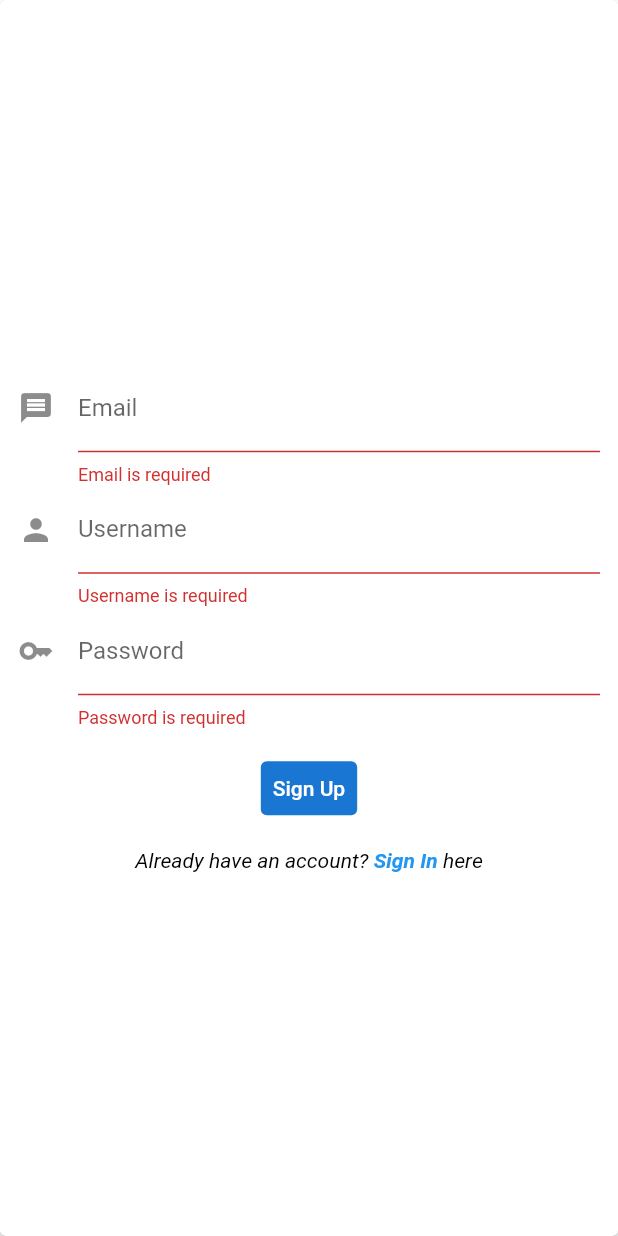
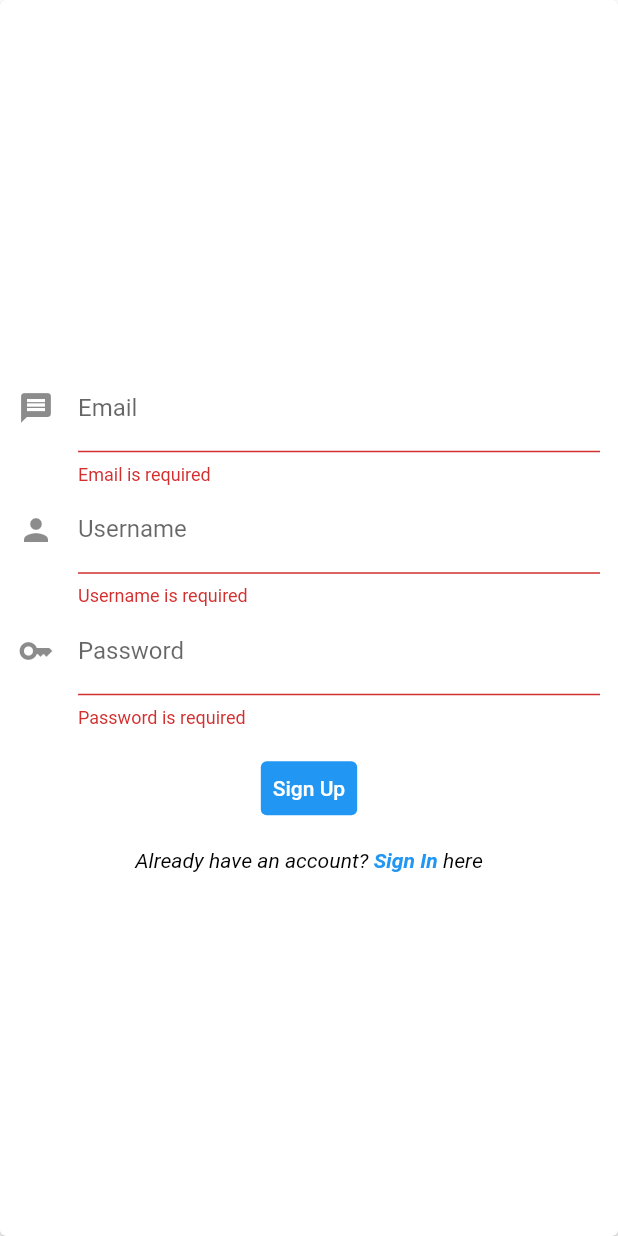
Before and after one commit to tee-jaay/ebills, a Flutter app: the SignUpScreen screen opened by its route, after a tap on "Sign Up", on a phone screen of 412 x 824 dp. Run offline on Flutter 3.47's test engine with Material 2 defaults, Android fonts, the phone set to English and light mode, and no system bars; our stand-ins replace flutter_dotenv, image_picker; missing offline and left inert: cloudinary_sdk.

Commit message:
sign up, sign redirect after authentiate

```diff
--- a/lib/providers/authentication.dart
+++ b/lib/providers/authentication.dart
@@ -38,5 +38,4 @@ class Authentication with ChangeNotifier{
       print("isAuthenticated ==== ");
     }
   }
-
 }
--- a/lib/screens/auth/sign_up_screen.dart
+++ b/lib/screens/auth/sign_up_screen.dart
@@ -1,6 +1,7 @@
 import 'package:flutter/material.dart';
 
 import '../../services/auth_services.dart';
+import '../../widgets/build_submit_button.dart';
 import '../../widgets/center_progress.dart';
 import 'sign_in_screen.dart';
 import '../../settings/constants.dart';
@@ -19,6 +20,7 @@ class _SignUpScreenState extends State<SignUpScreen> {
   final _formKey = GlobalKey<FormState>();
 
   bool _isLoading = false;
+  bool _isFetching = false;
 
   late String _email = '';
   late String _username = '';
@@ -29,6 +31,7 @@ class _SignUpScreenState extends State<SignUpScreen> {
   final _passwordFocusNode = FocusNode();
 
   Future<void> _handleSubmit() async {
+    // Validation
     final isValid = _formKey.currentState?.validate();
     if (!isValid!) {
       return;
@@ -41,11 +44,29 @@ class _SignUpScreenState extends State<SignUpScreen> {
       "password": _password
     };
 
-    AuthServices authServices = AuthServices();
-    authServices.signUp(newUserObj);
-
-    //Todo:  validate sign up & sign in
-    Navigator.pushNamed(context, ElectricBillListScreen.routeName);
+    try {
+      setState(() {
+        _isFetching = true;
+      });
+      AuthServices authServices = AuthServices();
+      await authServices.signUp(newUserObj).then((value) {
+        if (value == 201) {
+          Navigator.pushNamed(context, ElectricBillListScreen.routeName);
+        } else {
+          setState(() {
+            _isFetching = false;
+          });
+          print('Sign up failed');
+        }
+      }).catchError((err) {
+        setState(() {
+          _isFetching = false;
+        });
+        print(err);
+      });
+    } catch (err) {
+      rethrow;
+    }
   }
 
   @override
@@ -141,28 +162,27 @@ class _SignUpScreenState extends State<SignUpScreen> {
                         const SizedBox(
                           height: spaceExtraLarge,
                         ),
-                        TextButton(
-                          onPressed: _handleSubmit,
-                          style: ButtonStyle(
-                            backgroundColor: MaterialStatePropertyAll(
-                              Theme.of(context).primaryColorDark,
-                            ),
-                          ),
-                          child: const Text(
-                            'Sign Up',
-                            style: TextStyle(
-                              color: Colors.white,
-                            ),
-                          ),
-                        ),
+                        _isFetching
+                            ? BuildSubmitButton(
+                                title: 'Sign Up...',
+                                bgColor: Colors.white,
+                                txtColor: Colors.black45,
+                                onPress: null)
+                            : BuildSubmitButton(
+                                title: 'Sign Up',
+                                bgColor: Colors.blue,
+                                txtColor: Colors.white,
+                                onPress: _handleSubmit),
                         const SizedBox(
                           height: spaceExtraLarge,
                         ),
                         GestureDetector(
-                            onTap: () {
-                              Navigator.pushNamed(
-                                  context, SignInScreen.routeName);
-                            },
+                          onTap: _isFetching
+                              ? null
+                              : () {
+                                  Navigator.pushNamed(
+                                      context, SignInScreen.routeName);
+                                },
                           child: RichText(
                             text: TextSpan(
                                 text: 'Already have an account?',
@@ -175,7 +195,9 @@ class _SignUpScreenState extends State<SignUpScreen> {
                                     text: ' Sign In',
                                     style: TextStyle(
                                       fontWeight: FontWeight.bold,
-                                      color: Theme.of(context).primaryColor,
+                                      color: _isFetching
+                                          ? Colors.grey
+                                          : Theme.of(context).primaryColor,
                                     ),
                                   ),
                                   const TextSpan(text: ' here'),
--- /dev/null
+++ b/lib/widgets/build_submit_button.dart
@@ -0,0 +1,32 @@
+import 'package:flutter/material.dart';
+
+class BuildSubmitButton extends StatelessWidget {
+  BuildSubmitButton(
+      {required this.title,
+      required this.bgColor,
+      required this.txtColor,
+      required this.onPress,
+      Key? key})
+      : super(key: key);
+  VoidCallback? onPress;
+  String title;
+  Color bgColor, txtColor;
+
+  @override
+  Widget build(BuildContext context) {
+    return TextButton(
+      onPressed: onPress,
+      style: ButtonStyle(
+        backgroundColor: MaterialStatePropertyAll(
+          bgColor,
+        ),
+      ),
+      child: Text(
+        title,
+        style: TextStyle(
+          color: txtColor,
+        ),
+      ),
+    );
+  }
+}
```
Also changed, not shown: lib/screens/auth/sign_in_screen.dart (+40 -18 lines), lib/services/auth_services.dart (+4 -9 lines).
